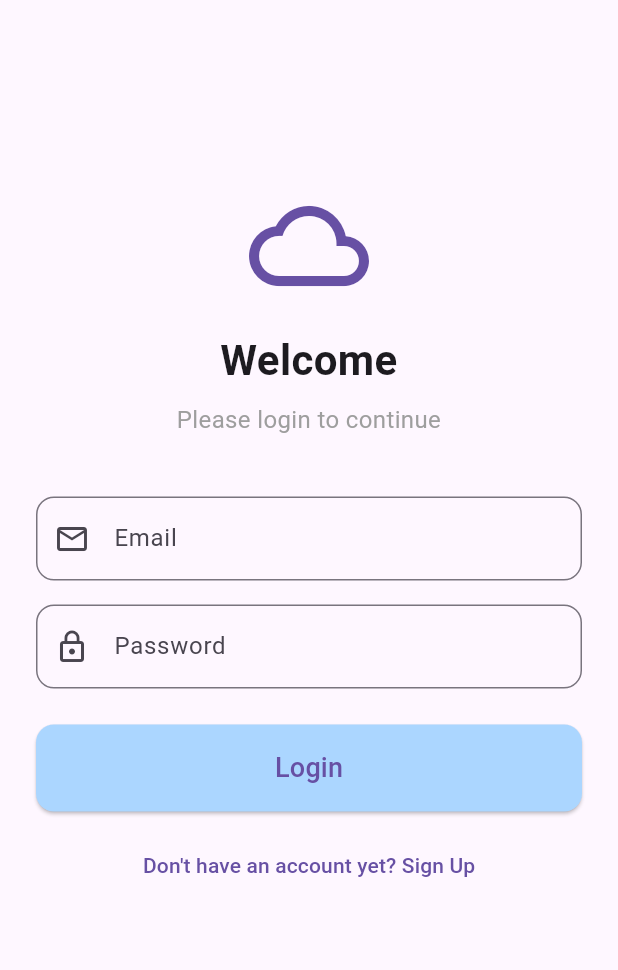
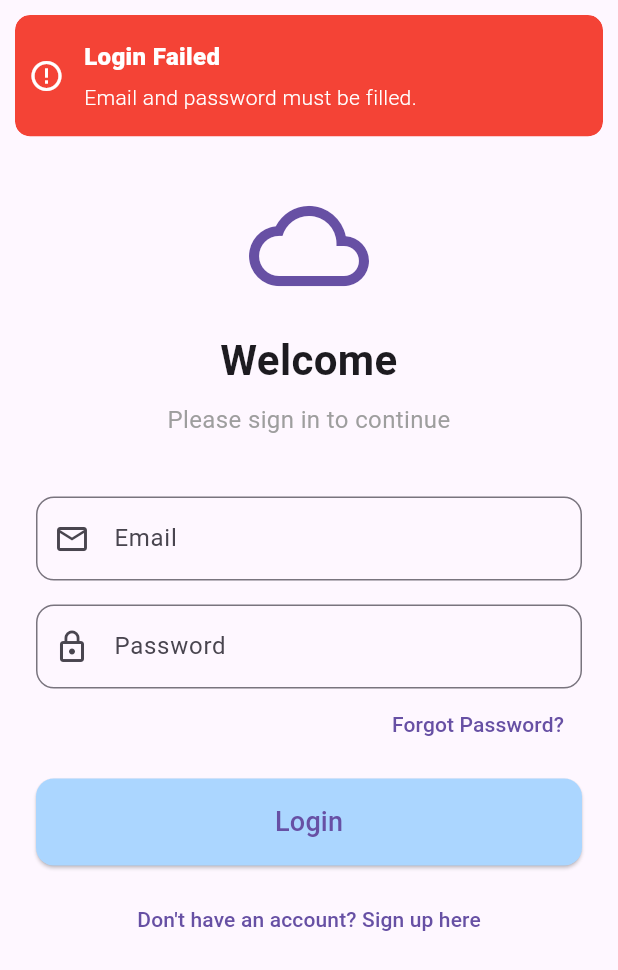
Before and after one commit to Kentangz/weather_app, a Flutter app: the screen it shows after launch, after a tap on "Login", on a phone screen of 412 x 824 dp. Shown: the top 970 px of the screen. Run offline on Flutter 3.47's test engine with Material 3 defaults, Android fonts, the phone set to English and light mode, and no system bars; our stand-ins replace firebase_auth, firebase_core, flutter_dotenv, geolocator, get; accounts and stored records are empty.

Commit message:
add snackbar, add forgot password

```diff
--- a/lib/app/modules/auth/bindings/auth_binding.dart
+++ /dev/null
@@ -1,9 +0,0 @@
-import 'package:get/get.dart';
-import 'package:weather_app/app/modules/auth/controllers/auth_controller.dart';
-
-class AuthBinding extends Bindings {
-  @override
-  void dependencies() {
-    Get.lazyPut<AuthController>(() => AuthController());
-  }
-}
--- a/lib/app/modules/auth/controllers/auth_controller.dart
+++ b/lib/app/modules/auth/controllers/auth_controller.dart
@@ -2,6 +2,7 @@ import 'package:firebase_auth/firebase_auth.dart';
 import 'package:flutter/material.dart';
 import 'package:get/get.dart';
 import 'package:weather_app/app/routes/app_routes.dart';
+import 'package:weather_app/app/utils/notification_helper.dart';
 
 class AuthController extends GetxController {
   final FirebaseAuth _auth = FirebaseAuth.instance;
@@ -16,7 +17,6 @@ class AuthController extends GetxController {
     super.onInit();
     emailController = TextEditingController();
     passwordController = TextEditingController();
-
     user.bindStream(_auth.authStateChanges());
   }
 
@@ -28,31 +28,117 @@ class AuthController extends GetxController {
   }
 
   Future<void> login() async {
+    if (emailController.text.trim().isEmpty ||
+        passwordController.text.trim().isEmpty) {
+      NotificationHelper.showError(
+        'Login Failed',
+        'Email and password must be filled.',
+      );
+      return;
+    }
+
     try {
       await _auth.signInWithEmailAndPassword(
         email: emailController.text.trim(),
         password: passwordController.text.trim(),
       );
       Get.offAllNamed(AppRoutes.HOME);
-    } on FirebaseAuthException {
-      rethrow;
+      NotificationHelper.showSuccess(
+        'Login Successful',
+        'Welcome back!',
+      );
+    } on FirebaseAuthException catch (e) {
+      String errorMessage = _handleAuthError(e);
+      NotificationHelper.showError('Login Failed', errorMessage);
     }
   }
 
   Future<void> register() async {
+    if (emailController.text.trim().isEmpty ||
+        passwordController.text.trim().isEmpty) {
+      NotificationHelper.showError(
+        'Registration Failed',
+        'Email and password must be filled.',
+      );
+      return;
+    }
+
     try {
       await _auth.createUserWithEmailAndPassword(
         email: emailController.text.trim(),
         password: passwordController.text.trim(),
       );
       Get.offAllNamed(AppRoutes.HOME);
-    } on FirebaseAuthException {
-      rethrow;
+      NotificationHelper.showSuccess(
+        'Registration Successful',
+        'Your account has been created!',
+      );
+    } on FirebaseAuthException catch (e) {
+      String errorMessage = _handleAuthError(e);
+      NotificationHelper.showError('Registration Failed', errorMessage);
     }
   }
 
   Future<void> logout() async {
     await _auth.signOut();
     Get.offAllNamed(AppRoutes.LOGIN);
+    NotificationHelper.showInfo(
+      'Logout',
+      'You have logged out.',
+    );
+  }
+
+  Future<void> sendPasswordReset() async {
+    if (emailController.text.trim().isEmpty) {
+      NotificationHelper.showError(
+        'Reset Gagal',
+        'Silakan masukkan email Anda di kolom email terlebih dahulu.',
+      );
+      return;
+    }
+
+    try {
+      await _auth.sendPasswordResetEmail(
+        email: emailController.text.trim(),
+      );
+
+      NotificationHelper.showSuccess(
+        'Email Terkirim',
+        'Link reset password telah dikirim ke email Anda. Silakan cek inbox.',
+      );
+    } on FirebaseAuthException catch (e) {
+      String errorMessage = _handleAuthError(e);
+      NotificationHelper.showError('Reset Gagal', errorMessage);
+    }
+  }
+
+  String _handleAuthError(FirebaseAuthException e) {
+    String message;
+    switch (e.code) {
+      case 'invalid-credential':
+        message = 'The email or password you entered is incorrect.';
+        break;
+      case 'user-not-found':
+        message = 'No account found with this email.';
+        break;
+      case 'wrong-password':
+        message = 'The password you entered is incorrect.';
+        break;
+      case 'invalid-email':
+        message = 'Invalid email format. Please check again.';
+        break;
+      case 'email-already-in-use':
+        message = 'This email is already registered. Please log in.';
+        break;
+      case 'weak-password':
+        message = 'Password is too weak (minimum 6 characters).';
+        break;
+      case 'too-many-requests':
+        message = 'Too many attempts. Your account is temporarily locked for 15 minutes.';
+        break;
+      default:
+        message = 'An error occurred. Please try again later.';
+    }
+    return message;
   }
 }
--- a/lib/app/modules/auth/views/login_view.dart
+++ b/lib/app/modules/auth/views/login_view.dart
@@ -32,7 +32,7 @@ class LoginView extends GetView<AuthController> {
               ),
               const SizedBox(height: 8),
               const Text(
-                'Please login to continue',
+                'Please sign in to continue',
                 textAlign: TextAlign.center,
                 style: TextStyle(fontSize: 16, color: Colors.grey),
               ),
@@ -62,8 +62,16 @@ class LoginView extends GetView<AuthController> {
                 ),
                 obscureText: true,
               ),
-              const SizedBox(height: 24),
 
+              Container(
+                alignment: Alignment.centerRight,
+                child: TextButton(
+                  onPressed: controller.sendPasswordReset,
+                  child: const Text('Forgot Password?'),
+                ),
+              ),
+
+              const SizedBox(height: 12),
               ElevatedButton(
                 onPressed: controller.login,
                 style: ElevatedButton.styleFrom(
@@ -77,10 +85,9 @@ class LoginView extends GetView<AuthController> {
               ),
               const SizedBox(height: 12),
 
-              // 6. Tombol Register
               TextButton(
                 onPressed: () => Get.toNamed(AppRoutes.REGISTER),
-                child: const Text("Don't have an account yet? Sign Up"),
+                child: const Text("Don't have an account? Sign up here"),
               ),
             ],
           ),
--- a/lib/app/modules/home/controllers/home_controller.dart
+++ b/lib/app/modules/home/controllers/home_controller.dart
@@ -2,6 +2,7 @@ import 'package:flutter/material.dart';
 import 'package:get/get.dart';
 import 'package:weather_app/app/data/models/weather_model.dart';
 import 'package:weather_app/app/data/services/weather_service.dart';
+import 'package:weather_app/app/utils/notification_helper.dart';
 
 class HomeController extends GetxController {
   final WeatherService _weatherService = WeatherService();
@@ -27,6 +28,9 @@ class HomeController extends GetxController {
     } catch (e) {
       weather.value = null;
       weatherMessage.value = e.toString();
+      NotificationHelper.showError(
+        'Failed to Load Data', e.toString()
+      );
     } finally {
       isLoading(false);
     }
--- a/lib/app/routes/app_pages.dart
+++ b/lib/app/routes/app_pages.dart
@@ -1,8 +1,4 @@
-// ========================================
-// lib/app/routes/app_pages.dart
-// ========================================
 import 'package:get/get.dart';
-import 'package:weather_app/app/modules/auth/bindings/auth_binding.dart';
 import 'package:weather_app/app/modules/auth/views/login_view.dart';
 import 'package:weather_app/app/modules/auth/views/register_view.dart';
 import 'package:weather_app/app/modules/home/bindings/home_binding.dart';
@@ -23,12 +19,10 @@ class AppPages {
     GetPage(
       name: AppRoutes.LOGIN,
       page: () => const LoginView(),
-      binding: AuthBinding(),
     ),
     GetPage(
       name: AppRoutes.REGISTER,
       page: () => const RegisterView(),
-      binding: AuthBinding(),
     ),
     GetPage(
       name: AppRoutes.HOME,
--- /dev/null
+++ b/lib/app/utils/notification_helper.dart
@@ -0,0 +1,96 @@
+import 'package:flutter/material.dart';
+import 'package:get/get.dart';
+
+class NotificationHelper {
+  static const Duration _animationDuration = Duration(milliseconds: 400);
+  static const Duration _displayDuration = Duration(seconds: 2);
+
+  static String? _currentMessage;
+
+  static void showSuccess(String title, String message) {
+    if (Get.isSnackbarOpen && _currentMessage == message) {
+      return;
+    }
+    if (Get.isSnackbarOpen) {
+      Get.closeCurrentSnackbar();
+    }
+    _currentMessage = message;
+
+    Get.snackbar(
+      title,
+      message,
+      snackPosition: SnackPosition.TOP,
+      backgroundColor: Colors.green,
+      colorText: Colors.white,
+      borderRadius: 10,
+      margin: const EdgeInsets.all(10),
+      icon: const Icon(Icons.check_circle_outline, color: Colors.white),
+      duration: _displayDuration,
+      animationDuration: _animationDuration,
+
+      snackbarStatus: (status) {
+        if (status == SnackbarStatus.CLOSED) {
+          _currentMessage = null;
+        }
+      },
+    );
+  }
+
+  static void showError(String title, String message) {
+    if (Get.isSnackbarOpen && _currentMessage == message) {
+      return;
+    }
+    if (Get.isSnackbarOpen) {
+      Get.closeCurrentSnackbar();
+    }
+    _currentMessage = message;
+
+    Get.snackbar(
+      title,
+      message,
+      snackPosition: SnackPosition.TOP,
+      backgroundColor: Colors.red,
+      colorText: Colors.white,
+      borderRadius: 10,
+      margin: const EdgeInsets.all(10),
+      icon: const Icon(Icons.error_outline, color: Colors.white),
+      duration: _displayDuration,
+      animationDuration: _animationDuration,
+
+      snackbarStatus: (status) {
+        if (status == SnackbarStatus.CLOSED) {
+          _currentMessage = null;
+        }
+      },
+    );
+  }
+
+  static void showInfo(String title, String message) {
+    if (Get.isSnackbarOpen && _currentMessage == message) {
+      return;
+    }
+    if (Get.isSnackbarOpen) {
+      Get.closeCurrentSnackbar();
+    }
+    _currentMessage = message;
+
+    Get.snackbar(
+      title,
+      message,
+      snackPosition: SnackPosition.TOP,
+      backgroundColor: Colors.blue,
+      colorText: Colors.white,
+      borderRadius: 10,
+      margin: const EdgeInsets.all(10),
+      icon: const Icon(Icons.info_outline, color: Colors.white),
+      duration: _displayDuration,
+      animationDuration: _animationDuration,
+
+      snackbarStatus: (status) {
+        if (status == SnackbarStatus.CLOSED) {
+          _currentMessage = null;
+        }
+      },
+    );
+  }
+}
```
